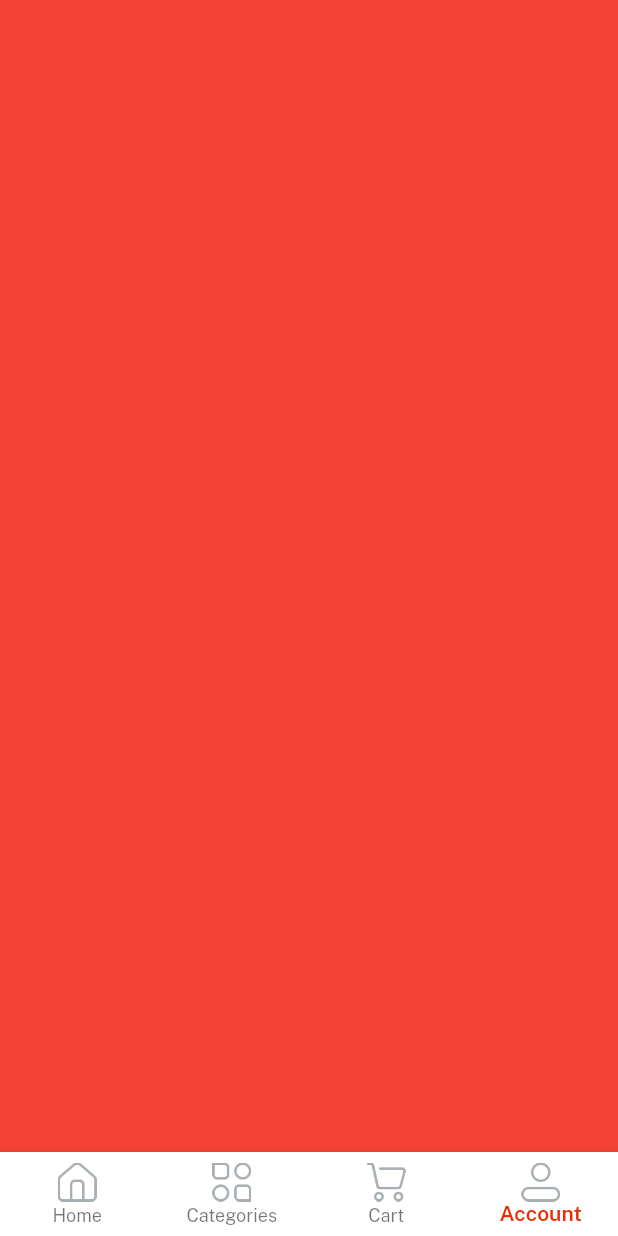
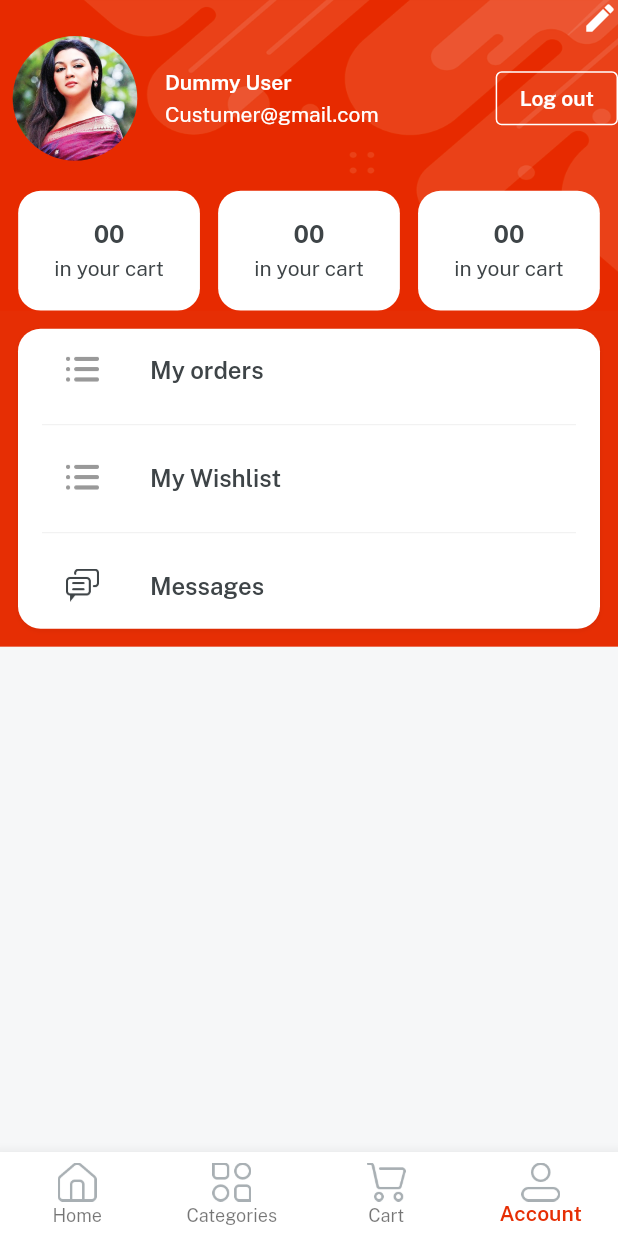
Before and after one commit to Shyamprasad07/E-Commerce, a Flutter app: the Home screen opened directly, item 4 of the bottom bar chosen, on a phone screen of 412 x 824 dp. Run offline on Flutter 3.47's test engine with Material 2 defaults, Android fonts, the phone set to English and light mode, and no system bars; our stand-ins replace firebase_core, get, velocity_x; accounts and stored records are empty.

Commit message:
profile screen UI Completed

```diff
--- a/lib/consts/lists.dart
+++ b/lib/consts/lists.dart
@@ -21,3 +21,6 @@ const categoryImages = [
   imgS1,imgFc1,imgFc2,imgFc3,imgFc4,imgFc5,imgS11,imgFc6,imgFc9,
 ];
 const itemDetailButtonsList =[video,reviews,privacyPolicy,returnpolity,supportPolicy,];
+
+const profileButtonsList = [orders,wishlist,messagse];
+const profileButtonsIcon = [icOrder,icOrder,icMessages];
--- a/lib/consts/strings.dart
+++ b/lib/consts/strings.dart
@@ -53,3 +53,7 @@ const video = "video",
     returnpolity = "Return Policy",
     supportPolicy = "Support Policy",
     productsyoumaylike = "Products you may also like";
+
+    // profile page  string
+    const logout = "Log out";
+    const wishlist = "My Wishlist",orders = "My orders", messagse = "Messages";
--- a/lib/views/cart_screen/cart_screen.dart
+++ b/lib/views/cart_screen/cart_screen.dart
@@ -5,6 +5,8 @@ class CartScreen extends StatelessWidget {
 
   @override
   Widget build(BuildContext context) {
-    return Container(color: Colors.purple,);
+    return Container(color: Colors.white,
+    child: "Cart is Empty!".text.fontFamily(semibold).color(darkFontGrey).makeCentered(),
+    );
   }
 }
--- /dev/null
+++ b/lib/views/profile_screen/components/details_card.dart
@@ -0,0 +1,12 @@
+import 'package:emart_app/consts/consts.dart';
+Widget detailsCard({width,String? count,String? title}){
+  return  Column(
+              mainAxisAlignment: MainAxisAlignment.center,
+              children: [
+                "00".text.fontFamily(bold).color(darkFontGrey).size(16).make(),
+                5.heightBox,
+                "in your cart".text.color(darkFontGrey).make(),
+              ],
+            ).box.white.rounded.width(width).height(80).padding(const EdgeInsets.all(4)).make();
+
+}
--- a/lib/views/profile_screen/profile_screen.dart
+++ b/lib/views/profile_screen/profile_screen.dart
@@ -1,10 +1,80 @@
 import 'package:emart_app/consts/consts.dart';
+import 'package:emart_app/consts/lists.dart';
+import 'package:emart_app/views/profile_screen/components/details_card.dart';
+import 'package:emart_app/widgets_common/bg_widget.dart';
 
 class ProfileScreen extends StatelessWidget {
   const ProfileScreen({super.key});
 
   @override
   Widget build(BuildContext context) {
-    return Container(color: Colors.red,);
+    return bgWidget(
+        child: Scaffold(
+      body: SafeArea(
+          child: Column(
+            children: [
+              // edit profile button
+
+             const Align(
+                alignment: Alignment.topRight,
+                child:  Icon(Icons.edit,color: whiteColor,)).onTap(() { }),
+
+              // Users details section
+              Row(
+                children: [
+                  Image.asset(
+                    imgProfile2,
+                    width: 100,
+                    fit: BoxFit.cover,
+                  ).box.roundedFull.clip(Clip.antiAlias).make(),
+                  10.widthBox,
+                  Expanded(
+                      child: Column(
+                    crossAxisAlignment: CrossAxisAlignment.start,
+                    children: [
+                      "Dummy User".text.fontFamily(semibold).white.make(),
+                      5.heightBox,
+                      "Custumer@gmail.com".text.white.make(),
+                    ],
+                  )),
+                  OutlinedButton(
+                    style: OutlinedButton.styleFrom(
+                      side: const BorderSide(
+                        color: whiteColor,
+                      )
+                    ),
+                      onPressed: () {},
+                      child: logout.text.fontFamily(semibold).white.make()),
+                ],
+              ),
+              20.heightBox,
+              Row(
+                mainAxisAlignment: MainAxisAlignment.spaceEvenly,
+                children: [
+                  detailsCard( count: "00",title: "in your cart",width: context.screenWidth / 3.4),
+                  detailsCard( count: "32",title: "in your wishlist",width: context.screenWidth / 3.4),
+                  detailsCard( count: "675",title: " your order",width: context.screenWidth / 3.4),
+                ],
+              ),
+              // button section
+              ListView.separated(
+                shrinkWrap: true,
+                separatorBuilder: (context, index) {
+                  return const Divider(
+                    color: lightGrey,
+                  );
+                },
+                itemCount: profileButtonsList.length,
+                itemBuilder: (BuildContext context, int index) {
+                  return ListTile(
+                    leading: Image.asset(profileButtonsIcon[index],width: 22,),
+                    title: profileButtonsList[index].text.fontFamily(semibold).color(darkFontGrey).make(),
+                  );
+                },
+              ).box.white.rounded.margin(const EdgeInsets.all(12)).padding(const EdgeInsets.symmetric(horizontal: 16)).shadowSm.make().box.color(redColor).make(),
+
+            ],
+          )),
+    ));
   }
 }
```
